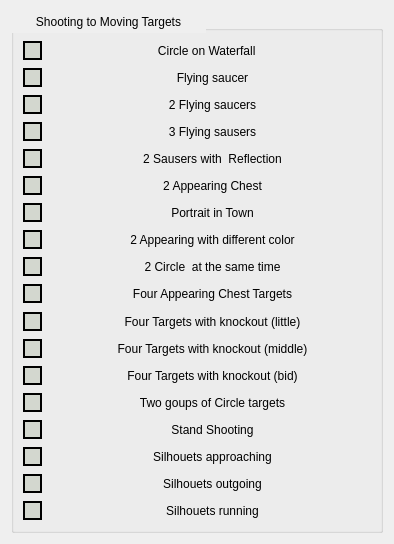
This is movingexercises.ui in IgorTabachnik/PubNewIngul as Qt 5 draws it before an edit. The edited form follows.
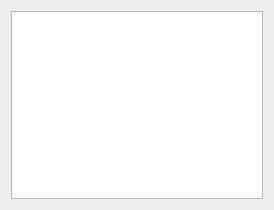
This is the edited form. Icons and pictures are not drawn.

Patch:
```diff
--- a/movingexercises.ui
+++ b/movingexercises.ui
@@ -6,8 +6,8 @@
    <rect>
     <x>0</x>
     <y>0</y>
-    <width>394</width>
-    <height>544</height>
+    <width>274</width>
+    <height>210</height>
    </rect>
   </property>
   <property name="windowTitle">
@@ -15,978 +15,10 @@
   </property>
   <layout class="QGridLayout" name="gridLayout_2">
    <item row="0" column="0">
-    <widget class="QGroupBox" name="groupBox">
+    <widget class="QListWidget" name="listWidget">
      <property name="styleSheet">
-      <string notr="true">QGroupBox{
-background-image: url(:/new/prefix1/menu/sky.jpg);
-
-}
-QGroupBox::title{
-color:black;
-
-margin:  4px center;
-}
-</string>
+      <string notr="true"/>
      </property>
-     <property name="title">
-      <string>Shooting to Moving Targets</string>
-     </property>
-     <layout class="QGridLayout" name="gridLayout">
-      <item row="0" column="0">
-       <layout class="QVBoxLayout" name="verticalLayout">
-        <item>
-         <layout class="QHBoxLayout" name="horizontalLayout">
-          <item>
-           <widget class="QRadioButton" name="circle_vodopad">
-            <property name="sizePolicy">
-             <sizepolicy hsizetype="Maximum" vsizetype="Fixed">
-              <horstretch>0</horstretch>
-              <verstretch>0</verstretch>
-             </sizepolicy>
-            </property>
-            <property name="focusPolicy">
-             <enum>Qt::NoFocus</enum>
-            </property>
-            <property name="styleSheet">
-             <string notr="true">QRadioButton{
-color:black;
-}
-
-QRadioButton::indicator {
-width:15px;
-height:15px;
-border:2px solid black;
-background-color:rgb(211, 215, 207);
-}
-QRadioButton::indicator:checked{
-border-image: url(:/media/checked.png);
-}</string>
-            </property>
-            <property name="text">
-             <string/>
-            </property>
-           </widget>
-          </item>
-          <item>
-           <widget class="QLabel" name="label">
-            <property name="layoutDirection">
-             <enum>Qt::LeftToRight</enum>
-            </property>
-            <property name="styleSheet">
-             <string notr="true">QLabel{
-background-image: url(:/new/prefix1/menu/ingul2.png) ;
-background-repeat:no-repeat;
-color:black;
-margin-right: 5px;
-}</string>
-            </property>
-            <property name="text">
-             <string>Circle on Waterfall  </string>
-            </property>
-            <property name="alignment">
-             <set>Qt::AlignCenter</set>
-            </property>
-           </widget>
-          </item>
-         </layout>
-        </item>
-        <item>
-         <layout class="QHBoxLayout" name="horizontalLayout_2">
-          <item>
-           <widget class="QRadioButton" name="flying_saucer">
-            <property name="sizePolicy">
-             <sizepolicy hsizetype="Maximum" vsizetype="Fixed">
-              <horstretch>0</horstretch>
-              <verstretch>0</verstretch>
-             </sizepolicy>
-            </property>
-            <property name="focusPolicy">
-             <enum>Qt::NoFocus</enum>
-            </property>
-            <property name="styleSheet">
-             <string notr="true">QRadioButton{
-color:black;
-}
-
-QRadioButton::indicator {
-width:15px;
-height:15px;
-border:2px solid black;
-background-color:rgb(211, 215, 207);
-}
-QRadioButton::indicator:checked{
-border-image: url(:/media/checked.png);
-}</string>
-            </property>
-            <property name="text">
-             <string/>
-            </property>
-           </widget>
-          </item>
-          <item>
-           <widget class="QLabel" name="label_3">
-            <property name="styleSheet">
-             <string notr="true">QLabel{
-background-image: url(:/new/prefix1/menu/ingul2.png) ;
-background-repeat:no-repeat;
-color:black;
-}</string>
-            </property>
-            <property name="text">
-             <string>Flying saucer</string>
-            </property>
-            <property name="alignment">
-             <set>Qt::AlignCenter</set>
-            </property>
-           </widget>
-          </item>
-         </layout>
-        </item>
-        <item>
-         <layout class="QHBoxLayout" name="horizontalLayout_3">
-          <item>
-           <widget class="QRadioButton" name="two_flying_saucers">
-            <property name="sizePolicy">
-             <sizepolicy hsizetype="Maximum" vsizetype="Fixed">
-              <horstretch>0</horstretch>
-              <verstretch>0</verstretch>
-             </sizepolicy>
-            </property>
-            <property name="focusPolicy">
-             <enum>Qt::NoFocus</enum>
-            </property>
-            <property name="styleSheet">
-             <string notr="true">QRadioButton{
-color:black;
-}
-
-QRadioButton::indicator {
-width:15px;
-height:15px;
-border:2px solid black;
-background-color:rgb(211, 215, 207);
-}
-QRadioButton::indicator:checked{
-border-image: url(:/media/checked.png);
-}</string>
-            </property>
-            <property name="text">
-             <string/>
-            </property>
-           </widget>
-          </item>
-          <item>
-           <widget class="QLabel" name="label_2">
-            <property name="styleSheet">
-             <string notr="true">QLabel{
-background-image: url(:/new/prefix1/menu/ingul2.png) ;
-background-repeat:no-repeat;
-color:black;
-}</string>
-            </property>
-            <property name="text">
-             <string>2 Flying saucers</string>
-            </property>
-            <property name="alignment">
-             <set>Qt::AlignCenter</set>
-            </property>
-           </widget>
-          </item>
-         </layout>
-        </item>
-        <item>
-         <layout class="QHBoxLayout" name="horizontalLayout_4">
-          <item>
-           <widget class="QRadioButton" name="three_flying_saucers">
-            <property name="sizePolicy">
-             <sizepolicy hsizetype="Maximum" vsizetype="Fixed">
-              <horstretch>0</horstretch>
-              <verstretch>0</verstretch>
-             </sizepolicy>
-            </property>
-            <property name="focusPolicy">
-             <enum>Qt::NoFocus</enum>
-            </property>
-            <property name="styleSheet">
-             <string notr="true">QRadioButton{
-color:black;
-}
-
-QRadioButton::indicator {
-width:15px;
-height:15px;
-border:2px solid black;
-background-color:rgb(211, 215, 207);
-}
-QRadioButton::indicator:checked{
-border-image: url(:/media/checked.png);
-}</string>
-            </property>
-            <property name="text">
-             <string/>
-            </property>
-           </widget>
-          </item>
-          <item>
-           <widget class="QLabel" name="label_4">
-            <property name="styleSheet">
-             <string notr="true">QLabel{
-background-image: url(:/new/prefix1/menu/ingul2.png) ;
-background-repeat:no-repeat;
-color:black;
-}</string>
-            </property>
-            <property name="text">
-             <string>3 Flying sausers</string>
-            </property>
-            <property name="alignment">
-             <set>Qt::AlignCenter</set>
-            </property>
-           </widget>
-          </item>
-         </layout>
-        </item>
-        <item>
-         <layout class="QHBoxLayout" name="horizontalLayout_5">
-          <item>
-           <widget class="QRadioButton" name="two_saucers_otr">
-            <property name="sizePolicy">
-             <sizepolicy hsizetype="Maximum" vsizetype="Fixed">
-              <horstretch>0</horstretch>
-              <verstretch>0</verstretch>
-             </sizepolicy>
-            </property>
-            <property name="focusPolicy">
-             <enum>Qt::NoFocus</enum>
-            </property>
-            <property name="styleSheet">
-             <string notr="true">QRadioButton{
-color:black;
-}
-
-QRadioButton::indicator {
-width:15px;
-height:15px;
-border:2px solid black;
-background-color:rgb(211, 215, 207);
-}
-QRadioButton::indicator:checked{
-border-image: url(:/media/checked.png);
-}</string>
-            </property>
-            <property name="text">
-             <string/>
-            </property>
-           </widget>
-          </item>
-          <item>
-           <widget class="QLabel" name="label_5">
-            <property name="styleSheet">
-             <string notr="true">QLabel{
-background-image: url(:/new/prefix1/menu/ingul2.png) ;
-background-repeat:no-repeat;
-color:black;
-}</string>
-            </property>
-            <property name="text">
-             <string>2 Sausers with  Reflection</string>
-            </property>
-            <property name="alignment">
-             <set>Qt::AlignCenter</set>
-            </property>
-           </widget>
-          </item>
-         </layout>
-        </item>
-        <item>
-         <layout class="QHBoxLayout" name="horizontalLayout_6">
-          <item>
-           <widget class="QRadioButton" name="two_chest_appear">
-            <property name="sizePolicy">
-             <sizepolicy hsizetype="Maximum" vsizetype="Fixed">
-              <horstretch>0</horstretch>
-              <verstretch>0</verstretch>
-             </sizepolicy>
-            </property>
-            <property name="focusPolicy">
-             <enum>Qt::NoFocus</enum>
-            </property>
-            <property name="styleSheet">
-             <string notr="true">QRadioButton{
-color:black;
-}
-
-QRadioButton::indicator {
-width:15px;
-height:15px;
-border:2px solid black;
-background-color:rgb(211, 215, 207);
-}
-QRadioButton::indicator:checked{
-border-image: url(:/media/checked.png);
-}</string>
-            </property>
-            <property name="text">
-             <string/>
-            </property>
-           </widget>
-          </item>
-          <item>
-           <widget class="QLabel" name="label_6">
-            <property name="styleSheet">
-             <string notr="true">QLabel{
-background-image: url(:/new/prefix1/menu/ingul.png) ;
-background-repeat:no-repeat;
-background-attachment: fixed;
-color:black;
-}</string>
-            </property>
-            <property name="text">
-             <string>2 Appearing Chest</string>
-            </property>
-            <property name="alignment">
-             <set>Qt::AlignCenter</set>
-            </property>
-           </widget>
-          </item>
-         </layout>
-        </item>
-        <item>
-         <layout class="QHBoxLayout" name="horizontalLayout_7">
-          <item>
-           <widget class="QRadioButton" name="portrait_town">
-            <property name="sizePolicy">
-             <sizepolicy hsizetype="Maximum" vsizetype="Fixed">
-              <horstretch>0</horstretch>
-              <verstretch>0</verstretch>
-             </sizepolicy>
-            </property>
-            <property name="focusPolicy">
-             <enum>Qt::NoFocus</enum>
-            </property>
-            <property name="styleSheet">
-             <string notr="true">QRadioButton{
-color:black;
-}
-
-QRadioButton::indicator {
-width:15px;
-height:15px;
-border:2px solid black;
-background-color:rgb(211, 215, 207);
-}
-QRadioButton::indicator:checked{
-border-image: url(:/media/checked.png);
-}</string>
-            </property>
-            <property name="text">
-             <string/>
-            </property>
-           </widget>
-          </item>
-          <item>
-           <widget class="QLabel" name="label_7">
-            <property name="styleSheet">
-             <string notr="true">QLabel{
-background-image: url(:/new/prefix1/menu/ingul.png) ;
-background-repeat:no-repeat;
-background-attachment: fixed;
-color:black;
-}</string>
-            </property>
-            <property name="text">
-             <string>Portrait in Town</string>
-            </property>
-            <property name="alignment">
-             <set>Qt::AlignCenter</set>
-            </property>
-           </widget>
-          </item>
-         </layout>
-        </item>
-        <item>
-         <layout class="QHBoxLayout" name="horizontalLayout_8">
-          <item>
-           <widget class="QRadioButton" name="dif_color_targets">
-            <property name="sizePolicy">
-             <sizepolicy hsizetype="Maximum" vsizetype="Fixed">
-              <horstretch>0</horstretch>
-              <verstretch>0</verstretch>
-             </sizepolicy>
-            </property>
-            <property name="focusPolicy">
-             <enum>Qt::NoFocus</enum>
-            </property>
-            <property name="styleSheet">
-             <string notr="true">QRadioButton{
-color:black;
-}
-
-QRadioButton::indicator {
-width:15px;
-height:15px;
-border:2px solid black;
-background-color:rgb(211, 215, 207);
-}
-QRadioButton::indicator:checked{
-border-image: url(:/media/checked.png);
-}</string>
-            </property>
-            <property name="text">
-             <string/>
-            </property>
-           </widget>
-          </item>
-          <item>
-           <widget class="QLabel" name="label_8">
-            <property name="statusTip">
-             <string notr="true"/>
-            </property>
-            <property name="styleSheet">
-             <string notr="true">QLabel{
-background-image: url(:/new/prefix1/menu/ingul2.png) ;
-background-repeat:no-repeat;
-color:black;
-}</string>
-            </property>
-            <property name="text">
-             <string>2 Appearing with different color</string>
-            </property>
-            <property name="alignment">
-             <set>Qt::AlignCenter</set>
-            </property>
-           </widget>
-          </item>
-         </layout>
-        </item>
-        <item>
-         <layout class="QHBoxLayout" name="horizontalLayout_9">
-          <item>
-           <widget class="QRadioButton" name="two_circle">
-            <property name="sizePolicy">
-             <sizepolicy hsizetype="Maximum" vsizetype="Fixed">
-              <horstretch>0</horstretch>
-              <verstretch>0</verstretch>
-             </sizepolicy>
-            </property>
-            <property name="focusPolicy">
-             <enum>Qt::NoFocus</enum>
-            </property>
-            <property name="styleSheet">
-             <string notr="true">QRadioButton{
-color:black;
-}
-
-QRadioButton::indicator {
-width:15px;
-height:15px;
-border:2px solid black;
-background-color:rgb(211, 215, 207);
-}
-QRadioButton::indicator:checked{
-border-image: url(:/media/checked.png);
-}</string>
-            </property>
-            <property name="text">
-             <string/>
-            </property>
-           </widget>
-          </item>
-          <item>
-           <widget class="QLabel" name="label_9">
-            <property name="styleSheet">
-             <string notr="true">QLabel{
-background-image: url(:/new/prefix1/menu/ingul2.png) ;
-background-repeat:no-repeat;
-color:black;
-}</string>
-            </property>
-            <property name="text">
-             <string>2 Circle  at the same time</string>
-            </property>
-            <property name="alignment">
-             <set>Qt::AlignCenter</set>
-            </property>
-           </widget>
-          </item>
-         </layout>
-        </item>
-        <item>
-         <layout class="QHBoxLayout" name="horizontalLayout_10">
-          <item>
-           <widget class="QRadioButton" name="four_app_chest">
-            <property name="sizePolicy">
-             <sizepolicy hsizetype="Maximum" vsizetype="Fixed">
-              <horstretch>0</horstretch>
-              <verstretch>0</verstretch>
-             </sizepolicy>
-            </property>
-            <property name="focusPolicy">
-             <enum>Qt::NoFocus</enum>
-            </property>
-            <property name="styleSheet">
-             <string notr="true">QRadioButton{
-color:black;
-}
-
-QRadioButton::indicator {
-width:15px;
-height:15px;
-border:2px solid black;
-background-color:rgb(211, 215, 207);
-}
-QRadioButton::indicator:checked{
-border-image: url(:/media/checked.png);
-}</string>
-            </property>
-            <property name="text">
-             <string/>
-            </property>
-           </widget>
-          </item>
-          <item>
-           <widget class="QLabel" name="label_10">
-            <property name="styleSheet">
-             <string notr="true">QLabel{
-background-image: url(:/new/prefix1/menu/ingul.png) ;
-background-repeat:no-repeat;
-background-attachment: fixed;
-color:black;
-}</string>
-            </property>
-            <property name="text">
-             <string>Four Appearing Chest Targets</string>
-            </property>
-            <property name="alignment">
-             <set>Qt::AlignCenter</set>
-            </property>
-           </widget>
-          </item>
-         </layout>
-        </item>
-        <item>
-         <layout class="QHBoxLayout" name="horizontalLayout_11">
-          <item>
-           <widget class="QRadioButton" name="four_with_knockout">
-            <property name="sizePolicy">
-             <sizepolicy hsizetype="Maximum" vsizetype="Fixed">
-              <horstretch>0</horstretch>
-              <verstretch>0</verstretch>
-             </sizepolicy>
-            </property>
-            <property name="focusPolicy">
-             <enum>Qt::NoFocus</enum>
-            </property>
-            <property name="styleSheet">
-             <string notr="true">QRadioButton{
-color:black;
-}
-
-QRadioButton::indicator {
-width:15px;
-height:15px;
-border:2px solid black;
-background-color:rgb(211, 215, 207);
-}
-QRadioButton::indicator:checked{
-border-image: url(:/media/checked.png);
-}</string>
-            </property>
-            <property name="text">
-             <string/>
-            </property>
-           </widget>
-          </item>
-          <item>
-           <widget class="QLabel" name="label_11">
-            <property name="styleSheet">
-             <string notr="true">QLabel{
-background-image: url(:/new/prefix1/menu/ingul2.png) ;
-background-repeat:no-repeat;
-color:black;
-
-}</string>
-            </property>
-            <property name="text">
-             <string>Four Targets with knockout (little)</string>
-            </property>
-            <property name="alignment">
-             <set>Qt::AlignCenter</set>
-            </property>
-           </widget>
-          </item>
-         </layout>
-        </item>
-        <item>
-         <layout class="QHBoxLayout" name="horizontalLayout_12">
-          <item>
-           <widget class="QRadioButton" name="four_knockout_mid">
-            <property name="sizePolicy">
-             <sizepolicy hsizetype="Maximum" vsizetype="Fixed">
-              <horstretch>0</horstretch>
-              <verstretch>0</verstretch>
-             </sizepolicy>
-            </property>
-            <property name="focusPolicy">
-             <enum>Qt::NoFocus</enum>
-            </property>
-            <property name="styleSheet">
-             <string notr="true">QRadioButton{
-color:black;
-}
-
-QRadioButton::indicator {
-width:15px;
-height:15px;
-border:2px solid black;
-background-color:rgb(211, 215, 207);
-}
-QRadioButton::indicator:checked{
-border-image: url(:/media/checked.png);
-}</string>
-            </property>
-            <property name="text">
-             <string/>
-            </property>
-           </widget>
-          </item>
-          <item>
-           <widget class="QLabel" name="label_12">
-            <property name="styleSheet">
-             <string notr="true">QLabel{
-background-image: url(:/new/prefix1/menu/ingul2.png) ;
-background-repeat:no-repeat;
-color:black;
-}</string>
-            </property>
-            <property name="text">
-             <string>Four Targets with knockout (middle)</string>
-            </property>
-            <property name="alignment">
-             <set>Qt::AlignCenter</set>
-            </property>
-           </widget>
-          </item>
-         </layout>
-        </item>
-        <item>
-         <layout class="QHBoxLayout" name="horizontalLayout_13">
-          <item>
-           <widget class="QRadioButton" name="four_knockout_big">
-            <property name="sizePolicy">
-             <sizepolicy hsizetype="Maximum" vsizetype="Fixed">
-              <horstretch>0</horstretch>
-              <verstretch>0</verstretch>
-             </sizepolicy>
-            </property>
-            <property name="focusPolicy">
-             <enum>Qt::NoFocus</enum>
-            </property>
-            <property name="styleSheet">
-             <string notr="true">QRadioButton{
-color:black;
-}
-
-QRadioButton::indicator {
-width:15px;
-height:15px;
-border:2px solid black;
-background-color:rgb(211, 215, 207);
-}
-QRadioButton::indicator:checked{
-border-image: url(:/media/checked.png);
-}</string>
-            </property>
-            <property name="text">
-             <string/>
-            </property>
-           </widget>
-          </item>
-          <item>
-           <widget class="QLabel" name="label_13">
-            <property name="styleSheet">
-             <string notr="true">QLabel{
-background-image: url(:/new/prefix1/menu/ingul2.png) ;
-background-repeat:no-repeat;
-color:black;
-}</string>
-            </property>
-            <property name="text">
-             <string>Four Targets with knockout (bid)</string>
-            </property>
-            <property name="alignment">
-             <set>Qt::AlignCenter</set>
-            </property>
-           </widget>
-          </item>
-         </layout>
-        </item>
-        <item>
-         <layout class="QHBoxLayout" name="horizontalLayout_14">
-          <item>
-           <widget class="QRadioButton" name="two_groups">
-            <property name="sizePolicy">
-             <sizepolicy hsizetype="Maximum" vsizetype="Fixed">
-              <horstretch>0</horstretch>
-              <verstretch>0</verstretch>
-             </sizepolicy>
-            </property>
-            <property name="focusPolicy">
-             <enum>Qt::NoFocus</enum>
-            </property>
-            <property name="styleSheet">
-             <string notr="true">QRadioButton{
-color:black;
-}
-
-QRadioButton::indicator {
-width:15px;
-height:15px;
-border:2px solid black;
-background-color:rgb(211, 215, 207);
-}
-QRadioButton::indicator:checked{
-border-image: url(:/media/checked.png);
-}</string>
-            </property>
-            <property name="text">
-             <string/>
-            </property>
-           </widget>
-          </item>
-          <item>
-           <widget class="QLabel" name="label_14">
-            <property name="styleSheet">
-             <string notr="true">QLabel{
-background-image: url(:/new/prefix1/menu/ingul2.png) ;
-background-repeat:no-repeat;
-color:black;
-}</string>
-            </property>
-            <property name="text">
-             <string>Two goups of Circle targets</string>
-            </property>
-            <property name="alignment">
-             <set>Qt::AlignCenter</set>
-            </property>
-           </widget>
-          </item>
-         </layout>
-        </item>
-        <item>
-         <layout class="QHBoxLayout" name="horizontalLayout_15">
-          <item>
-           <widget class="QRadioButton" name="stand">
-            <property name="sizePolicy">
-             <sizepolicy hsizetype="Maximum" vsizetype="Fixed">
-              <horstretch>0</horstretch>
-              <verstretch>0</verstretch>
-             </sizepolicy>
-            </property>
-            <property name="focusPolicy">
-             <enum>Qt::NoFocus</enum>
-            </property>
-            <property name="styleSheet">
-             <string notr="true">QRadioButton{
-color:black;
-}
-
-QRadioButton::indicator {
-width:15px;
-height:15px;
-border:2px solid black;
-background-color:rgb(211, 215, 207);
-}
-QRadioButton::indicator:checked{
-border-image: url(:/media/checked.png);
-}</string>
-            </property>
-            <property name="text">
-             <string/>
-            </property>
-           </widget>
-          </item>
-          <item>
-           <widget class="QLabel" name="label_15">
-            <property name="styleSheet">
-             <string notr="true">QLabel{
-background-image: url(:/new/prefix1/menu/ingul2.png) ;
-background-repeat:no-repeat;
-color:black;
-}</string>
-            </property>
-            <property name="text">
-             <string>Stand Shooting</string>
-            </property>
-            <property name="alignment">
-             <set>Qt::AlignCenter</set>
-            </property>
-           </widget>
-          </item>
-         </layout>
-        </item>
-        <item>
-         <layout class="QHBoxLayout" name="horizontalLayout_16">
-          <item>
-           <widget class="QRadioButton" name="sil_approaching">
-            <property name="sizePolicy">
-             <sizepolicy hsizetype="Maximum" vsizetype="Fixed">
-              <horstretch>0</horstretch>
-              <verstretch>0</verstretch>
-             </sizepolicy>
-            </property>
-            <property name="focusPolicy">
-             <enum>Qt::NoFocus</enum>
-            </property>
-            <property name="styleSheet">
-             <string notr="true">QRadioButton{
-color:black;
-}
-
-QRadioButton::indicator {
-width:15px;
-height:15px;
-border:2px solid black;
-background-color:rgb(211, 215, 207);
-}
-QRadioButton::indicator:checked{
-border-image: url(:/media/checked.png);
-}</string>
-            </property>
-            <property name="text">
-             <string/>
-            </property>
-           </widget>
-          </item>
-          <item>
-           <widget class="QLabel" name="label_16">
-            <property name="styleSheet">
-             <string notr="true">QLabel{
-background-image: url(:/new/prefix1/menu/ingul.png) ;
-background-repeat:no-repeat;
-background-attachment: fixed;
-color:black;
-}</string>
-            </property>
-            <property name="text">
-             <string>Silhouets approaching</string>
-            </property>
-            <property name="alignment">
-             <set>Qt::AlignCenter</set>
-            </property>
-           </widget>
-          </item>
-         </layout>
-        </item>
-        <item>
-         <layout class="QHBoxLayout" name="horizontalLayout_17">
-          <item>
-           <widget class="QRadioButton" name="sil_outgoing">
-            <property name="sizePolicy">
-             <sizepolicy hsizetype="Maximum" vsizetype="Fixed">
-              <horstretch>0</horstretch>
-              <verstretch>0</verstretch>
-             </sizepolicy>
-            </property>
-            <property name="focusPolicy">
-             <enum>Qt::NoFocus</enum>
-            </property>
-            <property name="styleSheet">
-             <string notr="true">QRadioButton{
-color:black;
-}
-
-QRadioButton::indicator {
-width:15px;
-height:15px;
-border:2px solid black;
-background-color:rgb(211, 215, 207);
-}
-QRadioButton::indicator:checked{
-border-image: url(:/media/checked.png);
-}</string>
-            </property>
-            <property name="text">
-             <string/>
-            </property>
-           </widget>
-          </item>
-          <item>
-           <widget class="QLabel" name="label_17">
-            <property name="styleSheet">
-             <string notr="true">QLabel{
-background-image: url(:/new/prefix1/menu/ingul.png) ;
-background-repeat:no-repeat;
-background-attachment: fixed;
-color:black;
-}</string>
-            </property>
-            <property name="text">
-             <string>Silhouets outgoing</string>
-            </property>
-            <property name="alignment">
-             <set>Qt::AlignCenter</set>
-            </property>
-           </widget>
-          </item>
-         </layout>
-        </item>
-        <item>
-         <layout class="QHBoxLayout" name="horizontalLayout_18">
-          <item>
-           <widget class="QRadioButton" name="sil_running">
-            <property name="sizePolicy">
-             <sizepolicy hsizetype="Maximum" vsizetype="Fixed">
-              <horstretch>0</horstretch>
-              <verstretch>0</verstretch>
-             </sizepolicy>
-            </property>
-            <property name="focusPolicy">
-             <enum>Qt::NoFocus</enum>
-            </property>
-            <property name="styleSheet">
-             <string notr="true">QRadioButton{
-color:black;
-}
-
-QRadioButton::indicator {
-width:15px;
-height:15px;
-border:2px solid black;
-background-color:rgb(211, 215, 207);
-}
-QRadioButton::indicator:checked{
-border-image: url(:/media/checked.png);
-}</string>
-            </property>
-            <property name="text">
-             <string/>
-            </property>
-           </widget>
-          </item>
-          <item>
-           <widget class="QLabel" name="label_18">
-            <property name="styleSheet">
-             <string notr="true">QLabel{
-background-image: url(:/new/prefix1/menu/ingul.png) ;
-background-repeat:no-repeat;
-background-attachment: fixed;
-color:black;
-}</string>
-            </property>
-            <property name="text">
-             <string>Silhouets running</string>
-            </property>
-            <property name="alignment">
-             <set>Qt::AlignCenter</set>
-            </property>
-           </widget>
-          </item>
-         </layout>
-        </item>
-       </layout>
-      </item>
-     </layout>
     </widget>
    </item>
   </layout>
```
